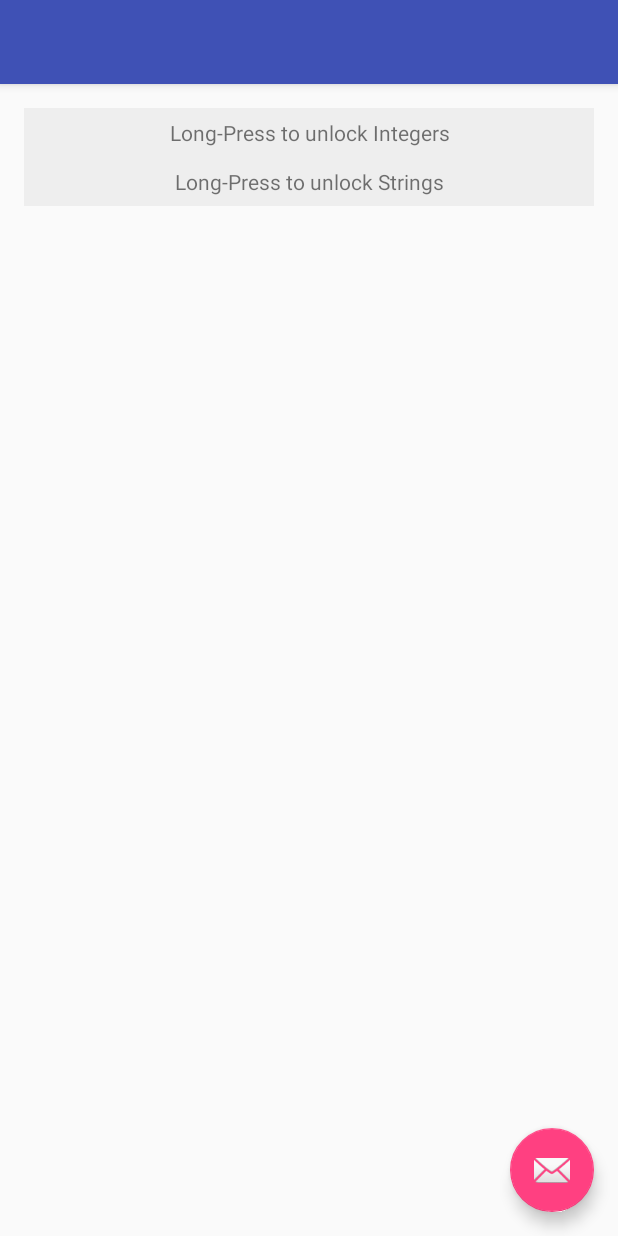
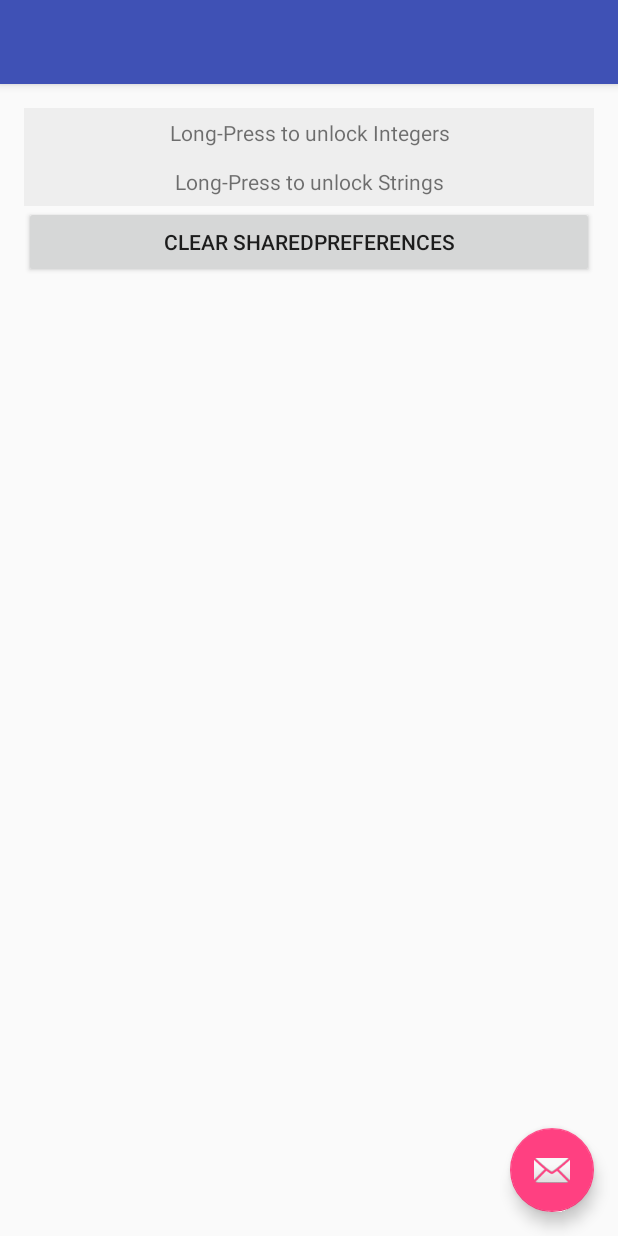
Before and after one commit to mklueh/AndroidAchievementUnlocker, an Android app: the screen it shows after launch (MainActivity), on a phone screen of 412 x 824 dp. Run offline under Robolectric (Android 15) with nearby library versions, the light colour scheme and no system bars.

Commit message:
ClearPreferences Button + FloatingButton removed

```diff
--- a/Example/src/main/java/com/kluehspies/marian/example/MainActivity.java
+++ b/Example/src/main/java/com/kluehspies/marian/example/MainActivity.java
@@ -1,8 +1,12 @@
 package com.kluehspies.marian.example;
 
 import android.os.Bundle;
+import android.preference.PreferenceManager;
 import android.support.v7.app.AppCompatActivity;
+import android.view.View;
+import android.widget.Button;
 import android.widget.LinearLayout;
+import android.widget.Toast;
 
 import com.kluehspies.marian.example.notifier.PushNotifier;
 import com.kluehspies.marian.example.notifier.ToastNotifier;
@@ -81,10 +85,23 @@ public class MainActivity extends AppCompatActivity {
         LinearLayout parent = (LinearLayout) findViewById(R.id.parent);
         parent.addView(integerUnlockView);
 
+
+        Button clearPrefs = new Button(this);
+        clearPrefs.setText("Clear SharedPreferences");
+        clearPrefs.setOnClickListener(
+                new View.OnClickListener() {
+                    @Override
+                    public void onClick(View v) {
+                        PreferenceManager.getDefaultSharedPreferences(getApplicationContext()).edit().clear().apply();
+                        Toast.makeText(getApplicationContext(), "SharedPreferences cleared", Toast.LENGTH_SHORT).show();
+                    }
+                });
+
+
         //RewardView gets notified if a,b or c are unlocked
         RewardView stringUnlockView = new RewardView(this, new Trigger<>(String.class, "a", "b", "c"));
         parent.addView(stringUnlockView);
-
+        parent.addView(clearPrefs);
         unlocker.triggerCurrentUnlockState(1);
     }
 
```
